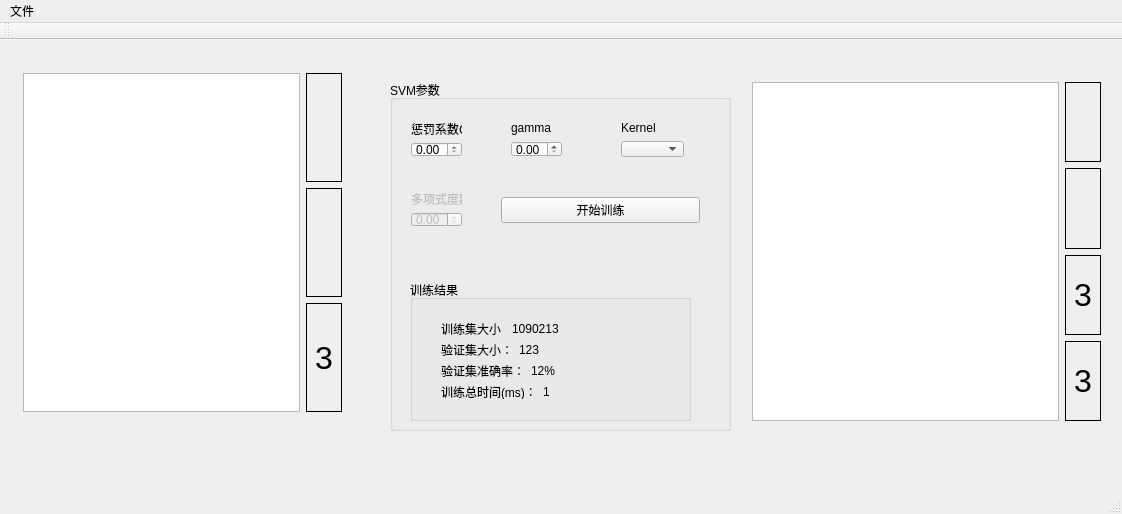
Old version of the form src/trainingFrontEnd/mainwindow.ui in the repository Penguinang/PlateRecog.
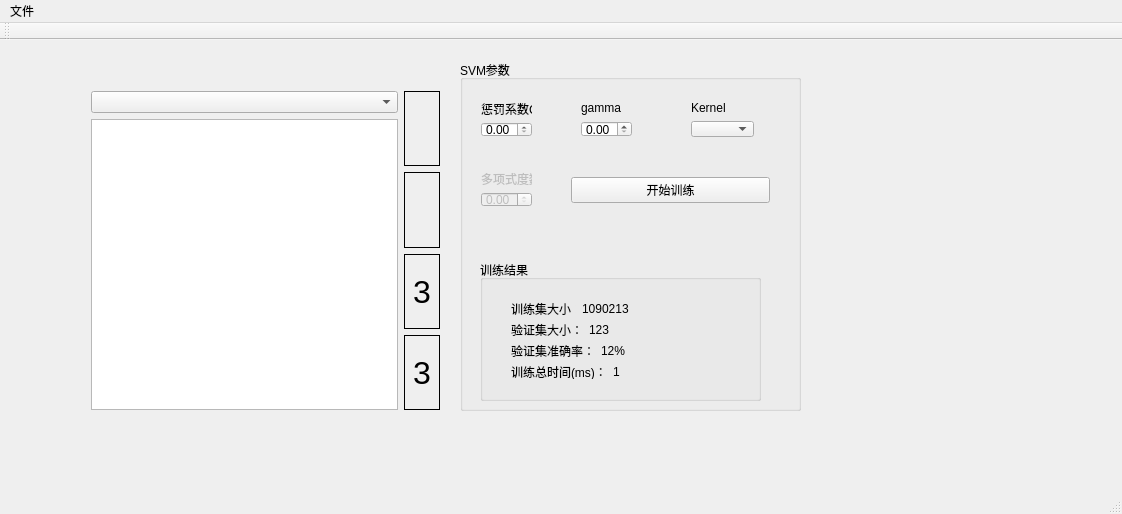
New version of the form. Icons and pictures are not drawn.

Commit message: 修改了查看预测结果的方法

```diff
--- a/src/trainingFrontEnd/mainwindow.ui
+++ b/src/trainingFrontEnd/mainwindow.ui
@@ -17,8 +17,8 @@
    <widget class="QGroupBox" name="SVMParameters">
     <property name="geometry">
      <rect>
-      <x>390</x>
-      <y>40</y>
+      <x>460</x>
+      <y>20</y>
       <width>341</width>
       <height>351</height>
      </rect>
@@ -242,18 +242,25 @@
      </layout>
     </widget>
    </widget>
-   <widget class="QWidget" name="layoutWidget">
+   <widget class="QWidget" name="">
     <property name="geometry">
      <rect>
-      <x>12</x>
-      <y>22</y>
-      <width>341</width>
-      <height>361</height>
+      <x>80</x>
+      <y>40</y>
+      <width>371</width>
+      <height>341</height>
      </rect>
     </property>
     <layout class="QHBoxLayout" name="horizontalLayout">
      <item>
-      <widget class="QListWidget" name="allFiles"/>
+      <layout class="QVBoxLayout" name="verticalLayout_8">
+       <item>
+        <widget class="QComboBox" name="filesSelection_comboBox"/>
+       </item>
+       <item>
+        <widget class="QListWidget" name="allFiles"/>
+       </item>
+      </layout>
      </item>
      <item>
       <layout class="QVBoxLayout" name="verticalLayout">
@@ -310,80 +317,8 @@
          </property>
         </widget>
        </item>
-      </layout>
-     </item>
-    </layout>
-   </widget>
-   <widget class="QWidget" name="">
-    <property name="geometry">
-     <rect>
-      <x>741</x>
-      <y>31</y>
-      <width>371</width>
-      <height>361</height>
-     </rect>
-    </property>
-    <layout class="QHBoxLayout" name="horizontalLayout_6">
-     <item>
-      <widget class="QListWidget" name="allTestFiles"/>
-     </item>
-     <item>
-      <layout class="QVBoxLayout" name="verticalLayout_8">
        <item>
-        <widget class="QLabel" name="testOriginalImage">
-         <property name="frameShape">
-          <enum>QFrame::Box</enum>
-         </property>
-         <property name="text">
-          <string/>
-         </property>
-         <property name="pixmap">
-          <pixmap>../../bin/platecharsamples/chars/_3/00800_颜色法_5_指数_13.jpg</pixmap>
-         </property>
-         <property name="margin">
-          <number>15</number>
-         </property>
-         <property name="indent">
-          <number>-1</number>
-         </property>
-        </widget>
-       </item>
-       <item>
-        <widget class="QLabel" name="testHOGImage">
-         <property name="frameShape">
-          <enum>QFrame::Box</enum>
-         </property>
-         <property name="text">
-          <string/>
-         </property>
-         <property name="pixmap">
-          <pixmap>../../bin/platecharsamples/chars/_3/00800_颜色法_5_指数_13.jpg</pixmap>
-         </property>
-         <property name="margin">
-          <number>15</number>
-         </property>
-         <property name="indent">
-          <number>-1</number>
-         </property>
-        </widget>
-       </item>
-       <item>
-        <widget class="QLabel" name="testImageLabel">
-         <property name="font">
-          <font>
-           <pointsize>24</pointsize>
-          </font>
-         </property>
-         <property name="frameShape">
-          <enum>QFrame::Box</enum>
-         </property>
-         <property name="text">
-          <string>3</string>
-         </property>
-        </widget>
-       </item>
-       <item>
-        <widget class="QLabel" name="predictedTestLabel">
+        <widget class="QLabel" name="predictedImageLabel">
          <property name="font">
           <font>
            <pointsize>24</pointsize>
```
The commit also changes 2 other files.
